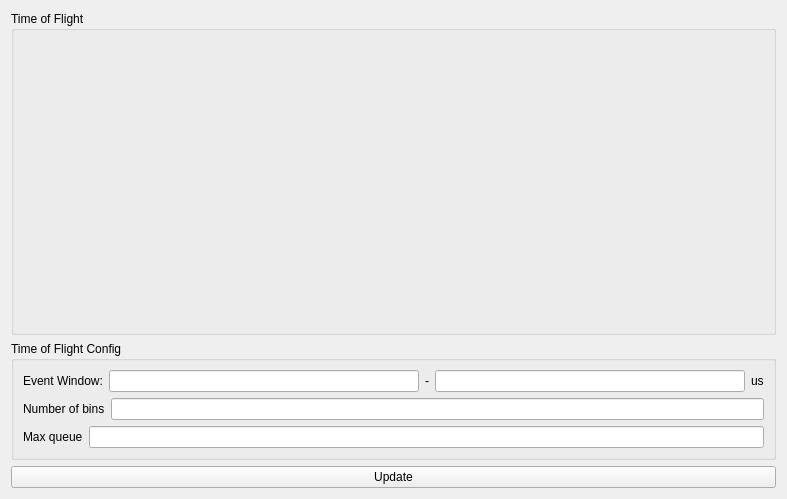
Above: panels/ui/timeofflightpanel.ui from Attolab/SC-TDC before the change. Below: the same form after it.
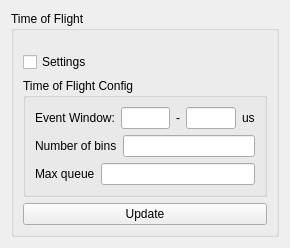
That is the form after the change. Custom widgets are drawn as their Qt base class.

The edit to the form file:
```diff
--- a/panels/ui/timeofflightpanel.ui
+++ b/panels/ui/timeofflightpanel.ui
@@ -6,16 +6,28 @@
    <rect>
     <x>0</x>
     <y>0</y>
-    <width>787</width>
-    <height>499</height>
+    <width>290</width>
+    <height>248</height>
    </rect>
   </property>
+  <property name="sizePolicy">
+   <sizepolicy hsizetype="Expanding" vsizetype="Expanding">
+    <horstretch>0</horstretch>
+    <verstretch>0</verstretch>
+   </sizepolicy>
+  </property>
   <property name="windowTitle">
    <string>Form</string>
   </property>
   <layout class="QVBoxLayout" name="verticalLayout_5">
    <item>
     <widget class="QGroupBox" name="groupBox_3">
+     <property name="sizePolicy">
+      <sizepolicy hsizetype="Expanding" vsizetype="Expanding">
+       <horstretch>0</horstretch>
+       <verstretch>0</verstretch>
+      </sizepolicy>
+     </property>
      <property name="title">
       <string>Time of Flight</string>
      </property>
@@ -40,11 +52,13 @@
         </property>
        </widget>
       </item>
-     </layout>
-    </widget>
-   </item>
-   <item>
-    <layout class="QHBoxLayout" name="horizontalLayout_5">
+      <item>
+       <widget class="QCheckBox" name="checkBox">
+        <property name="text">
+         <string>Settings</string>
+        </property>
+       </widget>
+      </item>
      <item>
       <layout class="QVBoxLayout" name="verticalLayout_4">
        <item>
@@ -153,6 +167,8 @@
          </layout>
         </widget>
        </item>
+       </layout>
+      </item>
        <item>
         <widget class="QPushButton" name="update_config">
          <property name="text">
@@ -161,8 +177,7 @@
         </widget>
        </item>
       </layout>
-     </item>
-    </layout>
+    </widget>
    </item>
   </layout>
  </widget>
```
Lines whose indentation alone changed are shown as unchanged.
